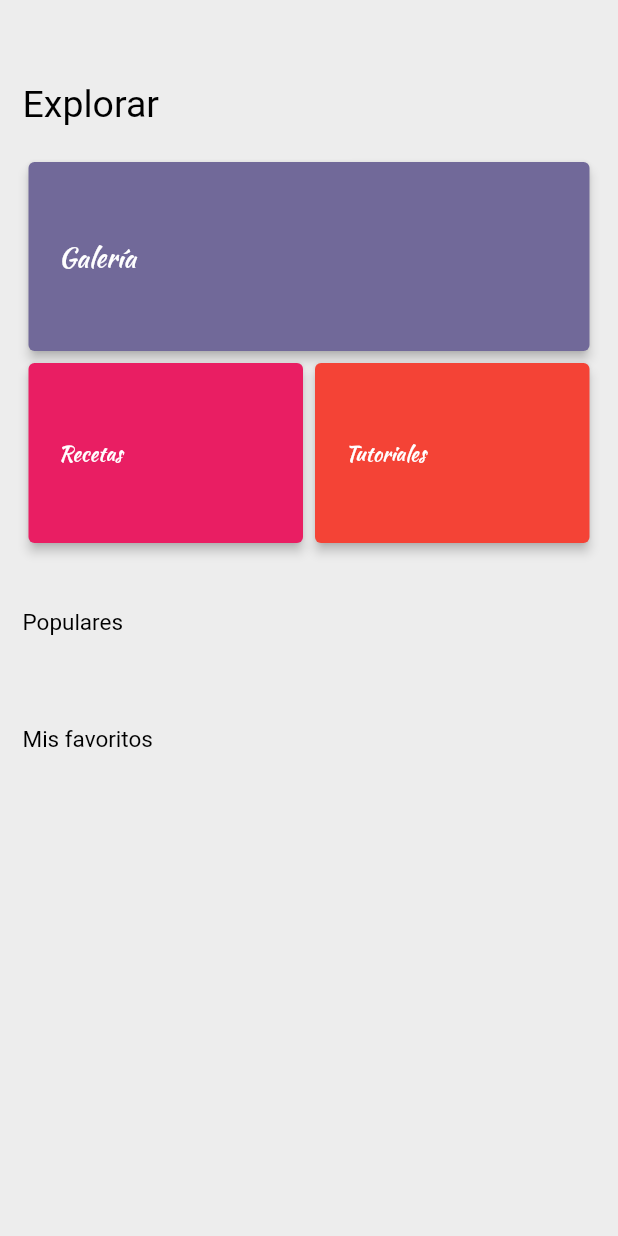
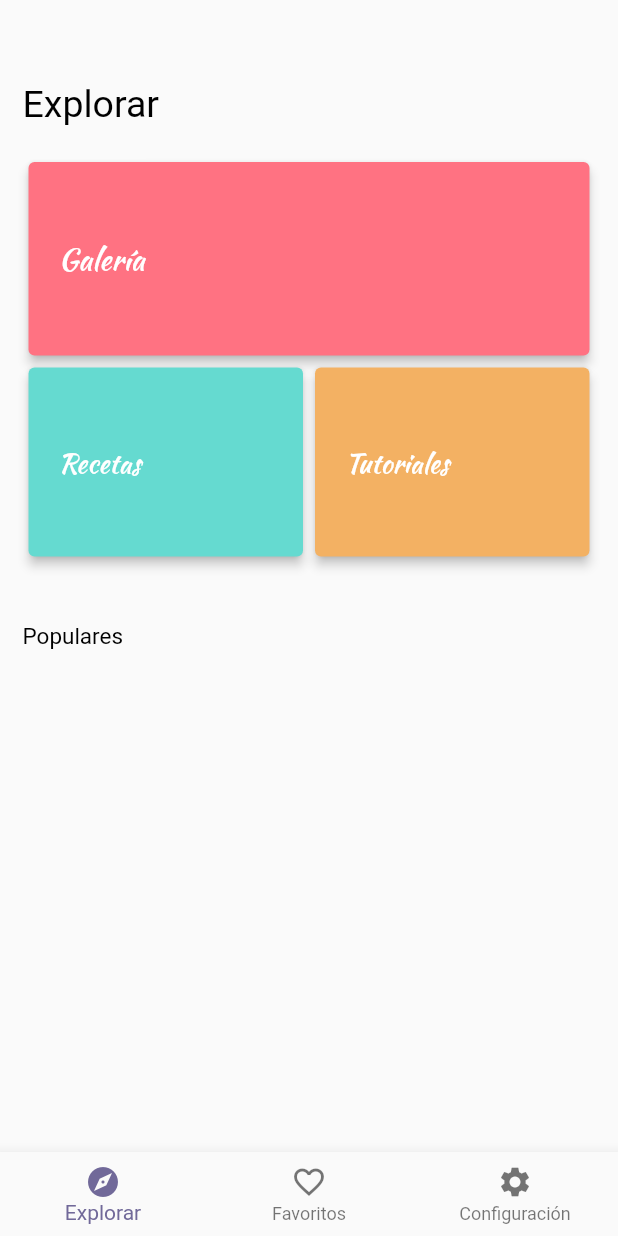
Before and after one commit to machelito/lemonycakes, a Flutter app: the screen it shows after launch, after a tap on "ACCEDER COMO INVITADO", on a phone screen of 412 x 824 dp. Run offline on Flutter 3.47's test engine with Material 2 defaults, Android fonts, the phone set to English and light mode, and no system bars; our stand-ins replace cloud_firestore, firebase_messaging; accounts and stored records are empty; network calls fail.

Commit message:
Changes in home screen

```diff
--- a/lib/src/app.dart
+++ b/lib/src/app.dart
@@ -28,29 +28,10 @@ class LemonyCakesApp extends StatelessWidget {
       title: 'Lemony Cakes',
       theme: ThemeData(
         primarySwatch: Colors.blueGrey,
+        canvasColor: const Color(0xfffafafa),
         fontFamily: 'Roboto',
       ),
       home: LoginScreen(),
-    );
-  }
-}
-
-class ExampleScreen extends StatelessWidget {
-  @override
-  Widget build(BuildContext context) {
-    return MaterialApp(
-      debugShowCheckedModeBanner: false,
-      title: 'Unit Converter',
-      theme: ThemeData(
-        textTheme: Theme.of(context).textTheme.apply(
-              bodyColor: Colors.black,
-              displayColor: Colors.grey[600],
-            ),
-        // This colors the [InputOutlineBorder] when it is selected
-        primaryColor: Colors.grey[500],
-        textSelectionHandleColor: Colors.green[500],
-      ),
-      home: Text("HOLA"),
     );
   }
 }
@@ -61,6 +42,7 @@ class HomeScreen extends StatefulWidget {
 }
 
 class _HomeScreenState extends State<HomeScreen> {
+  int _currentTabIndex = 0;
   FirebaseMessaging _firebaseMessaging = new FirebaseMessaging();
 
   @override
@@ -84,10 +66,15 @@ class _HomeScreenState extends State<HomeScreen> {
     });
   }
 
+  void onTabTapped(int index) {
+    setState(() {
+      _currentTabIndex = index;
+    });
+  }
+
   @override
   Widget build(BuildContext context) {
     return Scaffold(
-      backgroundColor: const Color(0xffededed),
       body: Container(
         padding: EdgeInsets.all(15.0),
         child: Column(
@@ -113,7 +100,7 @@ class _HomeScreenState extends State<HomeScreen> {
                   flex: 1,
                   child: Card(
                     elevation: 3.0,
-                    color: const Color(0xff716999),
+                    color: const Color(0xffff7282),
                     child: InkWell(
                       child: Padding(
                        padding: EdgeInsets.fromLTRB(20.0, 50.0, 20.0, 50.0),
@@ -122,7 +109,7 @@ class _HomeScreenState extends State<HomeScreen> {
                           style: TextStyle(
                             color: Colors.white,
                             fontFamily: 'KaushanScript',
-                            fontSize: 18.0,
+                            fontSize: 20.0,
                           ),
                         ),
                       ),
@@ -150,7 +137,7 @@ class _HomeScreenState extends State<HomeScreen> {
                           Expanded(
                             child: Card(
                               elevation: 3.0,
-                              color: Colors.pink,
+                              color: const Color(0xff65dad0),
                               child: InkWell(
                                 child: Padding(
                                   padding: EdgeInsets.fromLTRB(20.0, 50.0, 20.0, 50.0),
@@ -159,6 +146,7 @@ class _HomeScreenState extends State<HomeScreen> {
                                     style: TextStyle(
                                       color: Colors.white,
                                       fontFamily: 'KaushanScript',
+                                      fontSize: 18.0,
                                     ),
                                   ),
                                 ),
@@ -176,7 +164,7 @@ class _HomeScreenState extends State<HomeScreen> {
                           Expanded(
                             child: Card(
                               elevation: 3.0,
-                              color: Colors.red,
+                              color: const Color(0xfff3b163),
                               child: InkWell(
                               child: Padding(
                                 padding: EdgeInsets.fromLTRB(20.0, 50.0, 20.0, 50.0),
@@ -185,6 +173,7 @@ class _HomeScreenState extends State<HomeScreen> {
                                     style: TextStyle(
                                       color: Colors.white,
                                       fontFamily: 'KaushanScript',
+                                      fontSize: 18.0,
                                     ),
                                   ),
                                 ),
@@ -220,68 +209,27 @@ class _HomeScreenState extends State<HomeScreen> {
                 ),
               ],
             ),
-            Row(
-              children: <Widget>[
-                Padding(
-                  padding: EdgeInsets.fromLTRB(0.0, 40.0, 0.0, 20.0),
-                  child: Text(
-                    "Mis favoritos",
-                    style: TextStyle(
-                        color: Colors.black,
-                        fontFamily: 'Roboto',
-                        fontSize: 15.0),
-                  ),
-                ),
-              ],
-            ),
           ],
         ),
       ),
-      drawer: Drawer(
-        child: ListView(
-          shrinkWrap: true,
-          padding: EdgeInsets.zero,
-          children: <Widget>[
-            DrawerHeader(
-              decoration: BoxDecoration(
-                color: const Color(0xff716999),
-              ),
-              child: Center(
-                child: Image(
-                  image: AssetImage('assets/images/marca.png'),
-                ),
-              ),
-            ),
-            ListTile(
-              title: Text('Favoritos'),
-              onTap: () {
-                Navigator.pop(context);
-                Navigator.push(context, MaterialPageRoute(builder: (_) {
-                  return FavoritesScreen();
-                }));
-                //
-              },
-            ),
-            ListTile(
-              title: Text('Configuración'),
-              onTap: () {
-                Navigator.pop(context);
-                Navigator.push(context, MaterialPageRoute(builder: (_) {
-                  return SettingsScreen();
-                }));
-              },
-            ),
-            ListTile(
-              title: Text('Cerrar sesión'),
-              onTap: () {
-                // Update the state of the app
-                // ...
-                // Then close the drawer
-                Navigator.pop(context);
-              },
-            ),
-          ],
-        ),
+      bottomNavigationBar: BottomNavigationBar(
+        currentIndex: _currentTabIndex,
+        onTap: onTabTapped,
+        fixedColor: const Color(0xff716999),
+        items: <BottomNavigationBarItem>[
+          BottomNavigationBarItem(
+            icon: Icon(Icons.explore),
+            title: Text("Explorar"),
+          ),
+          BottomNavigationBarItem(
+            icon: Icon(Icons.favorite_border),
+            title: Text("Favoritos"),
+          ),
+          BottomNavigationBarItem(
+            icon: Icon(Icons.settings),
+            title: Text("Configuración"),
+          ),
+        ],
       ),
     );
   }
--- a/pubspec.yaml
+++ b/pubspec.yaml
@@ -8,7 +8,7 @@ dependencies:
   cupertino_icons: ^0.1.2
   url_launcher: ^3.0.3
   firebase_messaging: ^2.0.0
-  flutter_cache_manager: ^0.2.0
+  #flutter_cache_manager: ^0.2.0
 
 dev_dependencies:
   flutter_test:
```
Also changed, not shown: lib/src/carousel.dart (+2 -24 lines).
